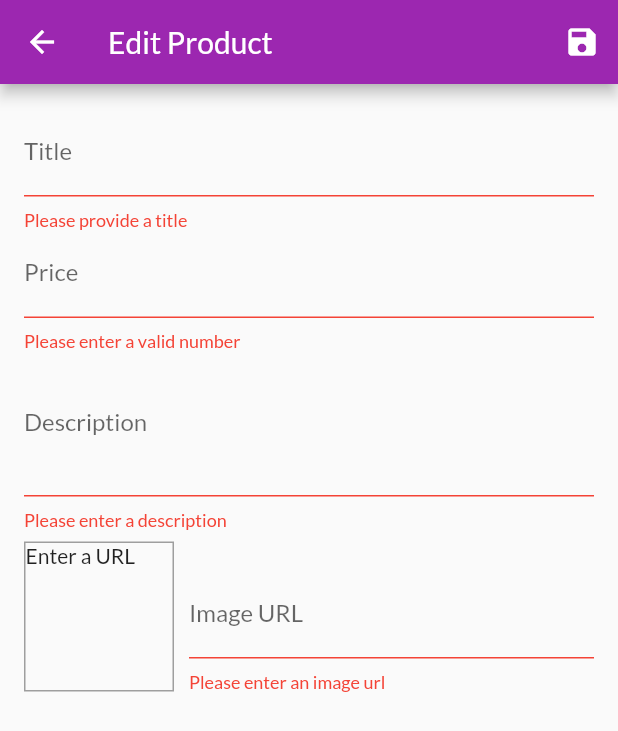
After one commit to sahinemin/shop_app_academind, a Flutter app: the EditProductScreen screen opened by its route, after a tap on the "save" icon, on a phone screen of 412 x 824 dp. The commit adds this screen. Shown: the top 731 px of the screen. Run offline on Flutter 3.47's test engine with Material 2 defaults, Android fonts, the phone set to English and light mode, and no system bars; network calls fail.

Commit message:
forms phase

```diff
--- a/lib/providers/products.dart
+++ b/lib/providers/products.dart
@@ -50,7 +50,27 @@ class Products with ChangeNotifier {
   }
 
   void addProduct(Product product) {
-    _items.add(product);
+    final Product productData = Product(
+      id: DateTime.now().toString(),
+      title: product.title,
+      description: product.description,
+      price: product.price,
+      imageUrl: product.imageUrl,
+    );
+    _items.add(productData);
+    notifyListeners();
+  }
+
+  void updateProduct(String id, Product newProduct) {
+    final prodIndex = _items.indexWhere((element) => element.id == id);
+    if (prodIndex >= 0) {
+      _items[prodIndex] = newProduct;
+      notifyListeners();
+    }
+  }
+
+  void deleteProduct(String id) {
+    _items.removeWhere((prod) => prod.id == id);
     notifyListeners();
   }
 }
--- /dev/null
+++ b/lib/screens/edit_product_screen.dart
@@ -0,0 +1,234 @@
+// ignore_for_file: prefer_final_fields
+
+import 'package:flutter/material.dart';
+import 'package:provider/provider.dart';
+import 'package:shop_app_academind/providers/product.dart';
+
+import '../providers/products.dart';
+
+class EditProductScreen extends StatefulWidget {
+  static const String routeName = '/EditProductScreen';
+  const EditProductScreen({super.key});
+
+  @override
+  State<EditProductScreen> createState() => _EditProductScreenState();
+}
+
+class _EditProductScreenState extends State<EditProductScreen> {
+  final TextEditingController _imageUrlController = TextEditingController();
+  final GlobalKey<FormState> _globalKey = GlobalKey<FormState>();
+  Product _editedProduct =
+      Product(id: '', title: '', description: '', price: 0, imageUrl: '');
+  Map<String, dynamic> _initValues = {
+    'title': '',
+    'description': '',
+    'price': '',
+    'imageUrl': null
+  };
+  @override
+  void dispose() {
+    _imageUrlController.dispose();
+    super.dispose();
+  }
+
+  void _saveForm() {
+    final bool isValid = _globalKey.currentState!.validate();
+    if (!isValid) {
+      return;
+    }
+    _globalKey.currentState!.save();
+    if (_editedProduct.id != '') {
+      Provider.of<Products>(context, listen: false)
+          .updateProduct(_editedProduct.id, _editedProduct);
+    } else {
+      Provider.of<Products>(context, listen: false).addProduct(_editedProduct);
+    }
+
+    Navigator.of(context).pop();
+  }
+
+  bool _isInit = true;
+
+  @override
+  void didChangeDependencies() {
+    if (_isInit) {
+      final productId = ModalRoute.of(context)!.settings.arguments;
+      if (productId != null) {
+        _editedProduct = Provider.of<Products>(context, listen: false)
+            .findById(productId.toString());
+        _initValues = {
+          "title": _editedProduct.title,
+          "description": _editedProduct.description,
+          "price": _editedProduct.price.toString(),
+          "imageUrl": null
+        };
+        _imageUrlController.text = _editedProduct.imageUrl;
+      }
+    }
+    _isInit = false;
+    super.didChangeDependencies();
+  }
+
+  @override
+  Widget build(BuildContext context) {
+    return Scaffold(
+      appBar: AppBar(
+        title: const Text('Edit Product'),
+        actions: [
+          IconButton(onPressed: _saveForm, icon: const Icon(Icons.save))
+        ],
+      ),
+      body: Padding(
+        padding: const EdgeInsets.all(16.0),
+        child: Form(
+          key: _globalKey,
+          child: SingleChildScrollView(
+            child: Column(
+              children: <Widget>[
+                TextFormField(
+                    initialValue: _initValues['title'],
+                    textInputAction: TextInputAction.next,
+                    decoration: InputDecoration(
+                        labelText: 'Title',
+                        errorStyle: TextStyle(
+                            color: Theme.of(context).colorScheme.error)),
+                    validator: (value) {
+                      if (value!.isEmpty) return "Please provide a title";
+                      return null;
+                    },
+                    onFieldSubmitted: (_) {},
+                    onSaved: (value) {
+                      _editedProduct = Product(
+                        id: _editedProduct.id,
+                        isFavorite: _editedProduct.isFavorite,
+                        title: value!,
+                        description: _editedProduct.description,
+                        price: _editedProduct.price,
+                        imageUrl: _editedProduct.imageUrl,
+                      );
+                    }),
+                TextFormField(
+                  initialValue: _initValues['price'],
+                  textInputAction: TextInputAction.next,
+                  decoration: const InputDecoration(
+                    labelText: 'Price',
+                  ),
+                  keyboardType: TextInputType.number,
+                  validator: (value) {
+                    if (double.tryParse(value!) == null) {
+                      return "Please enter a valid number";
+                    }
+                    if (value.isEmpty) {
+                      return "Please enter a price";
+                    }
+                    if (double.parse(value) <= 0) {
+                      return "Please enter a number greater then zero";
+                    }
+                    return null;
+                  },
+                  onSaved: (value) {
+                    _editedProduct = Product(
+                        id: _editedProduct.id,
+                        isFavorite: _editedProduct.isFavorite,
+                        title: _editedProduct.title,
+                        description: _editedProduct.description,
+                        price: double.parse(value!),
+                        imageUrl: _editedProduct.imageUrl);
+                  },
+                ),
+                TextFormField(
+                  initialValue: _initValues['description'],
+                  decoration: const InputDecoration(
+                    labelText: 'Description',
+                  ),
+                  validator: (value) {
+                    if (value!.isEmpty) {
+                      return "Please enter a description";
+                    }
+                    if (value.length < 10) {
+                      return "Please enter more than 10 characters";
+                    }
+                    return null;
+                  },
+                  maxLines: 3,
+                  keyboardType: TextInputType.multiline,
+                  onSaved: (value) {
+                    _editedProduct = Product(
+                        id: _editedProduct.id,
+                        isFavorite: _editedProduct.isFavorite,
+                        title: _editedProduct.title,
+                        description: value!,
+                        price: _editedProduct.price,
+                        imageUrl: _editedProduct.imageUrl);
+                  },
+                ),
+                Row(
+                  crossAxisAlignment: CrossAxisAlignment.end,
+                  children: <Widget>[
+                    Container(
+                      width: 100,
+                      height: 100,
+                      margin: const EdgeInsets.only(
+                        top: 8,
+                        right: 10,
+                      ),
+                      decoration: BoxDecoration(
+                        border: Border.all(
+                          width: 1,
+                          color: Colors.grey,
+                        ),
+                      ),
+                      child: _imageUrlController.text.isEmpty
+                          ? const Text('Enter a URL')
+                          : FittedBox(
+                              child: Image.network(
+                                _imageUrlController.text,
+                                fit: BoxFit.cover,
+                              ),
+                            ),
+                    ),
+                    Expanded(
+                      child: TextFormField(
+                        initialValue: _initValues['imageUrl'],
+                        validator: (value) {
+                          if (value!.isEmpty) {
+                            return "Please enter an image url";
+                          }
+                          if (!value.startsWith("http") &&
+                              !value.endsWith("https")) {
+                            return 'Please enter a valid url';
+                          }
+                          return null;
+                        },
+                        decoration:
+                            const InputDecoration(labelText: 'Image URL'),
+                        keyboardType: TextInputType.url,
+                        textInputAction: TextInputAction.done,
+                        controller: _imageUrlController,
+                        onEditingComplete: () {
+                          setState(() {});
+                        },
+                        onFieldSubmitted: (_) {
+                          _saveForm();
+                        },
+                        onSaved: (value) {
+                          _editedProduct = Product(
+                              id: _editedProduct.id,
+                              isFavorite: _editedProduct.isFavorite,
+                              title: _editedProduct.title,
+                              description: _editedProduct.description,
+                              price: _editedProduct.price,
+                              imageUrl: value!);
+                        },
+                      ),
+                    ),
+                  ],
+                ),
+              ],
+            ),
+          ),
+        ),
+      ),
+    );
+  }
+}
--- a/lib/widgets/app_drawer.dart
+++ b/lib/widgets/app_drawer.dart
@@ -1,5 +1,6 @@
 import 'package:flutter/material.dart';
 import 'package:shop_app_academind/screens/orders_screen.dart';
+import 'package:shop_app_academind/screens/user_products_screen.dart';
 
 class AppDrawer extends StatelessWidget {
   const AppDrawer({super.key});
@@ -29,6 +30,15 @@ class AppDrawer extends StatelessWidget {
               Navigator.of(context)
                   .pushReplacementNamed(OrdersScreen.routeName);
             },
+          ),
+          const Divider(),
+          ListTile(
+            leading: const Icon(Icons.edit),
+            title: const Text('Manage Products'),
+            onTap: () {
+              Navigator.of(context)
+                  .pushReplacementNamed(UserProductScreen.routeName);
+            },
           )
         ],
       ),
```
Also changed, not shown: lib/main.dart (+7 -3 lines), lib/providers/cart.dart (+19 -0 lines), lib/screens/user_products_screen.dart (added, +45 -0 lines), lib/widgets/cart_item.dart (+22 -0 lines), lib/widgets/product_item.dart (+15 -0 lines), lib/widgets/user_product_item.dart (added, +46 -0 lines).
